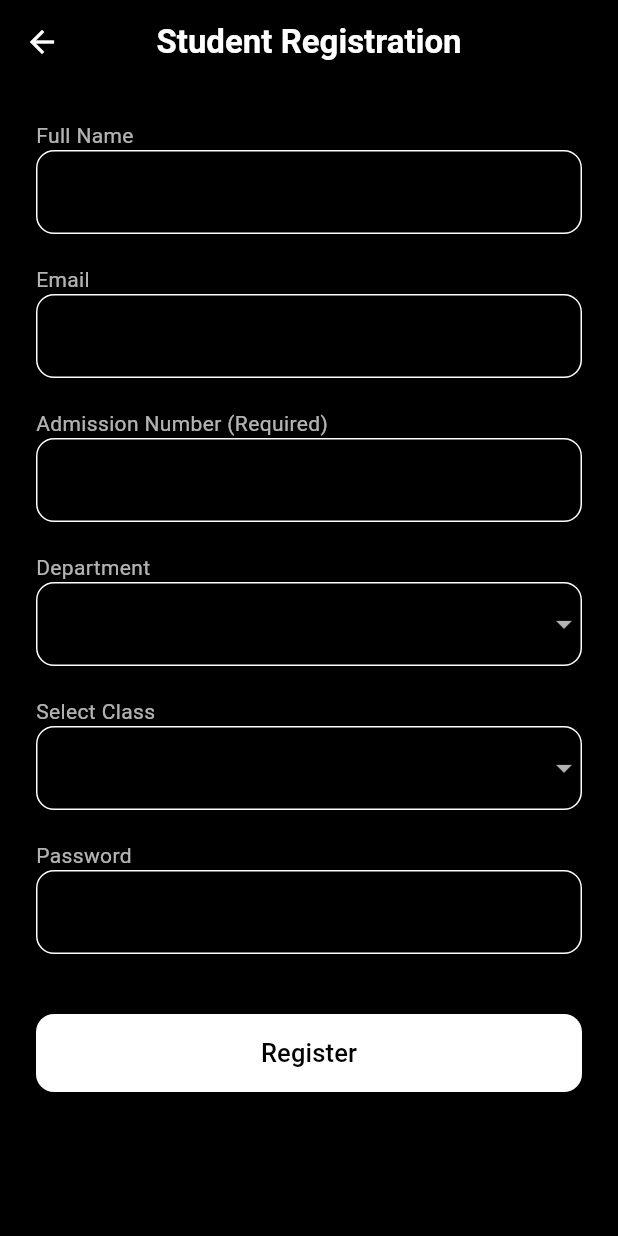
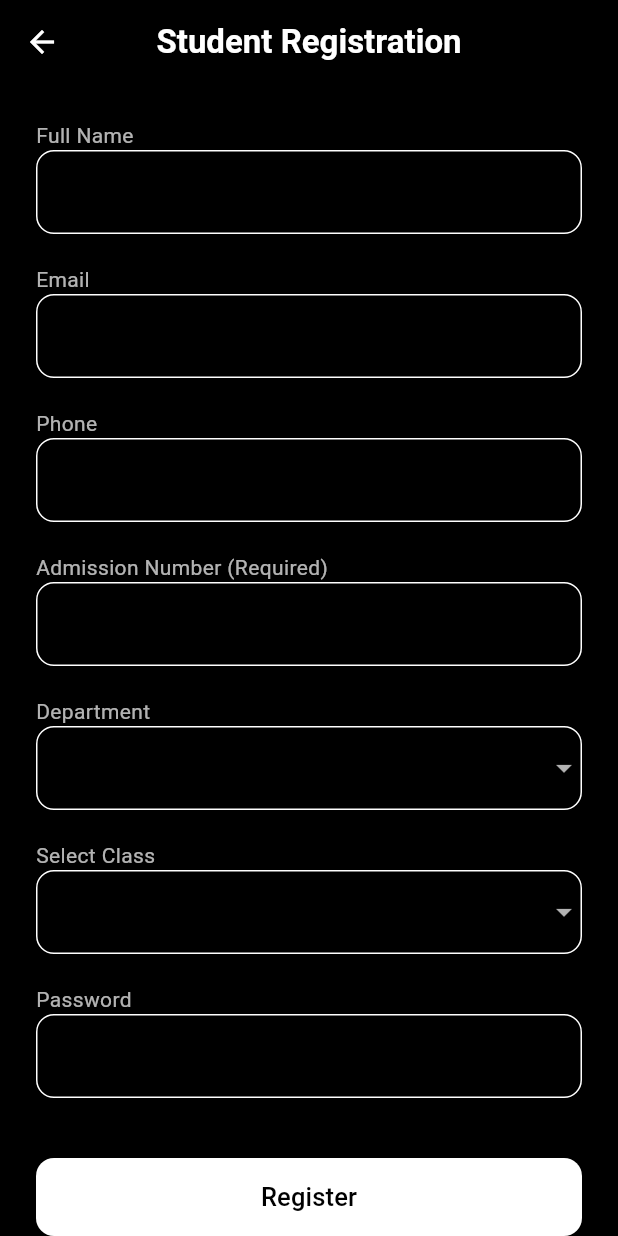
Before and after one commit to binoypr07/campusease, a Flutter app: the screen it shows after launch, after a tap on "Register as Student", on a phone screen of 412 x 824 dp. Run offline on Flutter 3.47's test engine with Material 3 defaults, Android fonts, the light colour scheme and no system bars; our stand-ins replace cloud_firestore, firebase_auth, firebase_core, get, qr_flutter; accounts and stored records are empty; network calls fail.

```diff
--- a/lib/main.dart
+++ b/lib/main.dart
@@ -121,8 +121,6 @@ class MyApp extends StatelessWidget {
         '/approveStudents': (_) => const TeacherApproveStudents(),
         '/studentProfile': (_) => const StudentProfileScreen(),
         '/studentAttendance': (_) => const StudentAttendanceScreen(),
-        '/qrScan': (_) =>
-            StudentQRPage(studentId: "STU001", studentName: "John Doe"),
         '/studentInfo': (_) => const StudentInfoPage(),
       },
 
--- a/lib/views/auth/register_student.dart
+++ b/lib/views/auth/register_student.dart
@@ -2,6 +2,7 @@ import 'package:flutter/material.dart';
 import 'package:get/get.dart';
 import '../../core/services/firebase_auth_service.dart';
 import '../../models/user_model.dart';
+import 'package:flutter/services.dart';
 
 class RegisterStudent extends StatefulWidget {
   const RegisterStudent({super.key});
@@ -13,6 +14,7 @@ class RegisterStudent extends StatefulWidget {
 class _RegisterStudentState extends State<RegisterStudent> {
   TextEditingController name = TextEditingController();
   TextEditingController email = TextEditingController();
+  TextEditingController phone = TextEditingController();
   TextEditingController password = TextEditingController();
   TextEditingController admissionNumber = TextEditingController();
 
@@ -33,23 +35,62 @@ class _RegisterStudentState extends State<RegisterStudent> {
     "Economics",
     "Commerce",
     "Zoology",
-    "Botany"
+    "Botany",
   ];
 
   final List<String> classList = [
-    "CS1","CS2","CS3","CS4",
-    "PHY1","PHY2","PHY3","PHY4",
-    "CHE1","CHE2","CHE3","CHE4",
-    "IC1","IC2","IC3","IC4",
-    "MAT1","MAT2","MAT3","MAT4",
-    "ZOO1","ZOO2","ZOO3","ZOO4",
-    "BOO1","BOO2","BOO3","BOO4",
-    "BCOM1","BCOM2","BCOM3","BCOM4",
-    "ECO1","ECO2","ECO3","ECO4",
-    "HIN1","HIN2","HIN3","HIN4",
-    "HIS1","HIS2","HIS3","HIS3",
-    "ENG1","ENG2","ENG3","ENG4",
-    "MAL1","MAL2","MAL3","MAL4",
+    "CS1",
+    "CS2",
+    "CS3",
+    "CS4",
+    "PHY1",
+    "PHY2",
+    "PHY3",
+    "PHY4",
+    "CHE1",
+    "CHE2",
+    "CHE3",
+    "CHE4",
+    "IC1",
+    "IC2",
+    "IC3",
+    "IC4",
+    "MAT1",
+    "MAT2",
+    "MAT3",
+    "MAT4",
+    "ZOO1",
+    "ZOO2",
+    "ZOO3",
+    "ZOO4",
+    "BOO1",
+    "BOO2",
+    "BOO3",
+    "BOO4",
+    "BCOM1",
+    "BCOM2",
+    "BCOM3",
+    "BCOM4",
+    "ECO1",
+    "ECO2",
+    "ECO3",
+    "ECO4",
+    "HIN1",
+    "HIN2",
+    "HIN3",
+    "HIN4",
+    "HIS1",
+    "HIS2",
+    "HIS3",
+    "HIS3",
+    "ENG1",
+    "ENG2",
+    "ENG3",
+    "ENG4",
+    "MAL1",
+    "MAL2",
+    "MAL3",
+    "MAL4",
   ];
 
   bool loading = false;
@@ -69,7 +110,6 @@ class _RegisterStudentState extends State<RegisterStudent> {
         child: Column(
           crossAxisAlignment: CrossAxisAlignment.start,
           children: [
-
             // ------------------- NAME -------------------
             const Text("Full Name", style: TextStyle(color: Colors.white70)),
             TextField(
@@ -88,9 +128,25 @@ class _RegisterStudentState extends State<RegisterStudent> {
             ),
             const SizedBox(height: 20),
 
+            // ------------------- PHONENUMBER -------------------
+            const Text("Phone", style: TextStyle(color: Colors.white70)),
+            TextField(
+              controller: phone,
+              keyboardType: TextInputType.number,
+              inputFormatters: [
+                FilteringTextInputFormatter.digitsOnly, // only allow digits
+                LengthLimitingTextInputFormatter(10), // max 10 digits
+              ],
+              style: const TextStyle(color: Colors.white),
+              decoration: const InputDecoration(),
+            ),
+            const SizedBox(height: 20),
+
             // ------------------- ADMISSION NUMBER -------------------
-            const Text("Admission Number (Required)",
-                style: TextStyle(color: Colors.white70)),
+            const Text(
+              "Admission Number (Required)",
+              style: TextStyle(color: Colors.white70),
+            ),
             TextField(
               controller: admissionNumber,
               keyboardType: TextInputType.number,
@@ -107,10 +163,15 @@ class _RegisterStudentState extends State<RegisterStudent> {
               style: const TextStyle(color: Colors.white),
               decoration: const InputDecoration(),
               items: departments
-                  .map((d) => DropdownMenuItem(
-                        value: d,
-                        child: Text(d, style: const TextStyle(color: Colors.white)),
-                      ))
+                  .map(
+                    (d) => DropdownMenuItem(
+                      value: d,
+                      child: Text(
+                        d,
+                        style: const TextStyle(color: Colors.white),
+                      ),
+                    ),
+                  )
                   .toList(),
               onChanged: (value) => setState(() => selectedDept = value),
             ),
@@ -124,10 +185,15 @@ class _RegisterStudentState extends State<RegisterStudent> {
               style: const TextStyle(color: Colors.white),
               decoration: const InputDecoration(),
               items: classList
-                  .map((c) => DropdownMenuItem(
-                        value: c,
-                        child: Text(c, style: const TextStyle(color: Colors.white)),
-                      ))
+                  .map(
+                    (c) => DropdownMenuItem(
+                      value: c,
+                      child: Text(
+                        c,
+                        style: const TextStyle(color: Colors.white),
+                      ),
+                    ),
+                  )
                   .toList(),
               onChanged: (value) => setState(() => selectedClass = value),
             ),
@@ -154,10 +220,7 @@ class _RegisterStudentState extends State<RegisterStudent> {
                 ),
                 child: loading
                     ? const CircularProgressIndicator(color: Colors.black)
-                    : const Text(
-                        "Register",
-                        style: TextStyle(fontSize: 17),
-                      ),
+                    : const Text("Register", style: TextStyle(fontSize: 17)),
               ),
             ),
           ],
```
Also changed, not shown: lib/views/student/qr.dart (+24 -15 lines), lib/views/student/student_dashboard.dart (+10 -3 lines), pubspec.lock.
